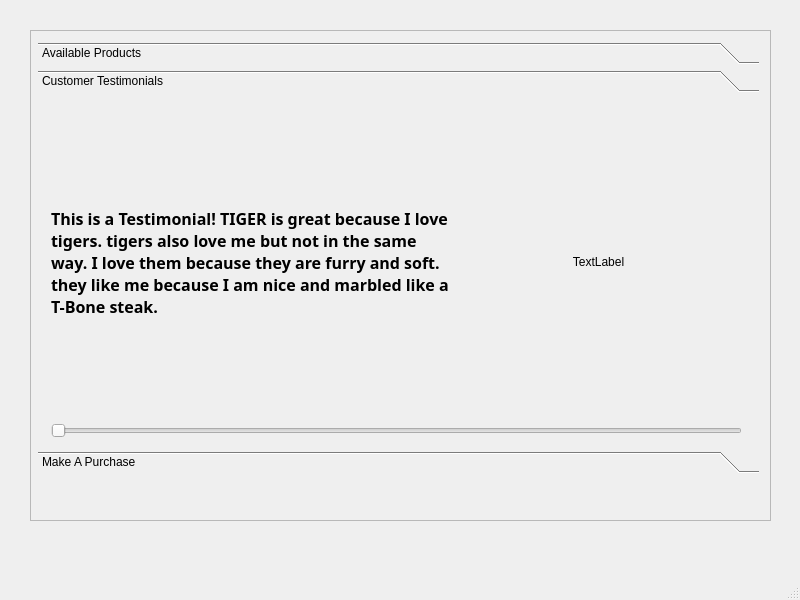
Before: the Qt Designer form forms/MainWindow.ui in tigerjpg/cybersecurity, drawn with Qt 5.
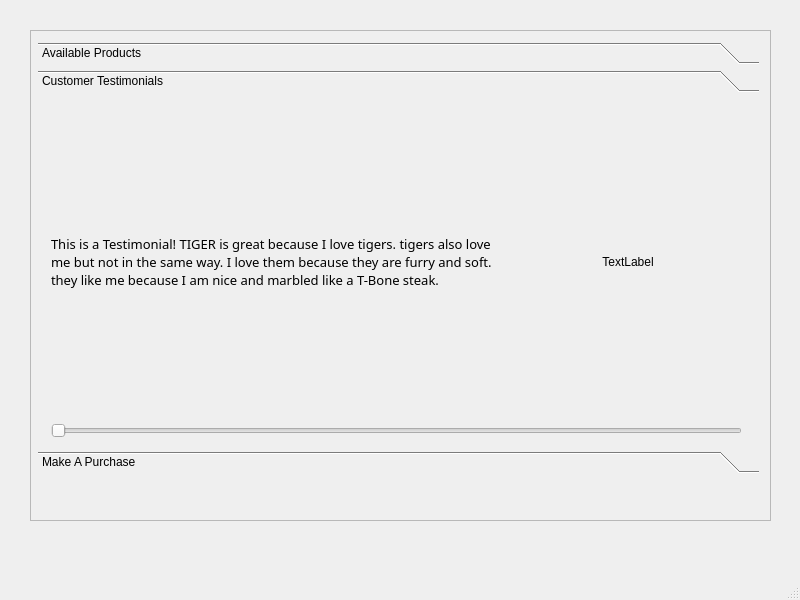
After: the same form once the commit is applied. The open tabs and pages were chosen to show the change. Icons and pictures are not drawn. Custom widgets are drawn as their Qt base class.

What changed in the file:
```diff
--- a/forms/MainWindow.ui
+++ b/forms/MainWindow.ui
@@ -696,6 +696,14 @@
         </attribute>
        </widget>
        <widget class="QWidget" name="customer_testimonials">
+        <property name="geometry">
+         <rect>
+          <x>0</x>
+          <y>0</y>
+          <width>721</width>
+          <height>350</height>
+         </rect>
+        </property>
         <attribute name="label">
          <string>Customer Testimonials</string>
         </attribute>
@@ -710,15 +718,18 @@
          </property>
          <layout class="QVBoxLayout" name="verticalLayout_5">
           <item>
-           <layout class="QHBoxLayout" name="horizontalLayout_2" stretch="0,1">
+           <layout class="QHBoxLayout" name="horizontalLayout_2" stretch="2,1">
+            <property name="sizeConstraint">
+             <enum>QLayout::SetFixedSize</enum>
+            </property>
             <item>
              <widget class="QLabel" name="customer_testimonials_text">
               <property name="font">
                <font>
                 <family>Arial Rounded MT Bold</family>
-                <pointsize>12</pointsize>
-                <weight>75</weight>
-                <bold>true</bold>
+                <pointsize>10</pointsize>
+                <weight>50</weight>
+                <bold>false</bold>
                </font>
               </property>
               <property name="text">
```
Left out of the diff: 6 changed lines with no effect on the pictures.
